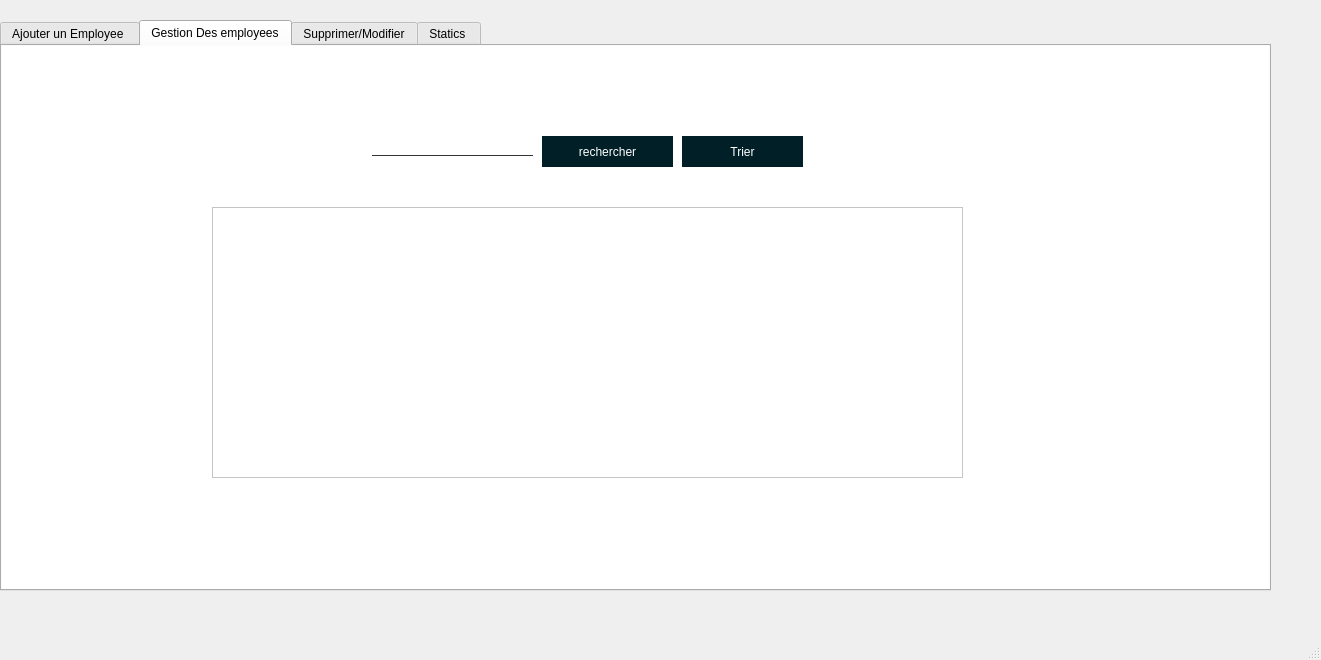
First picture: the form in Gestion employee/mainwindow.ui, repository Jallouli-Yassine/appconstruction_company_2A1, before the edit.
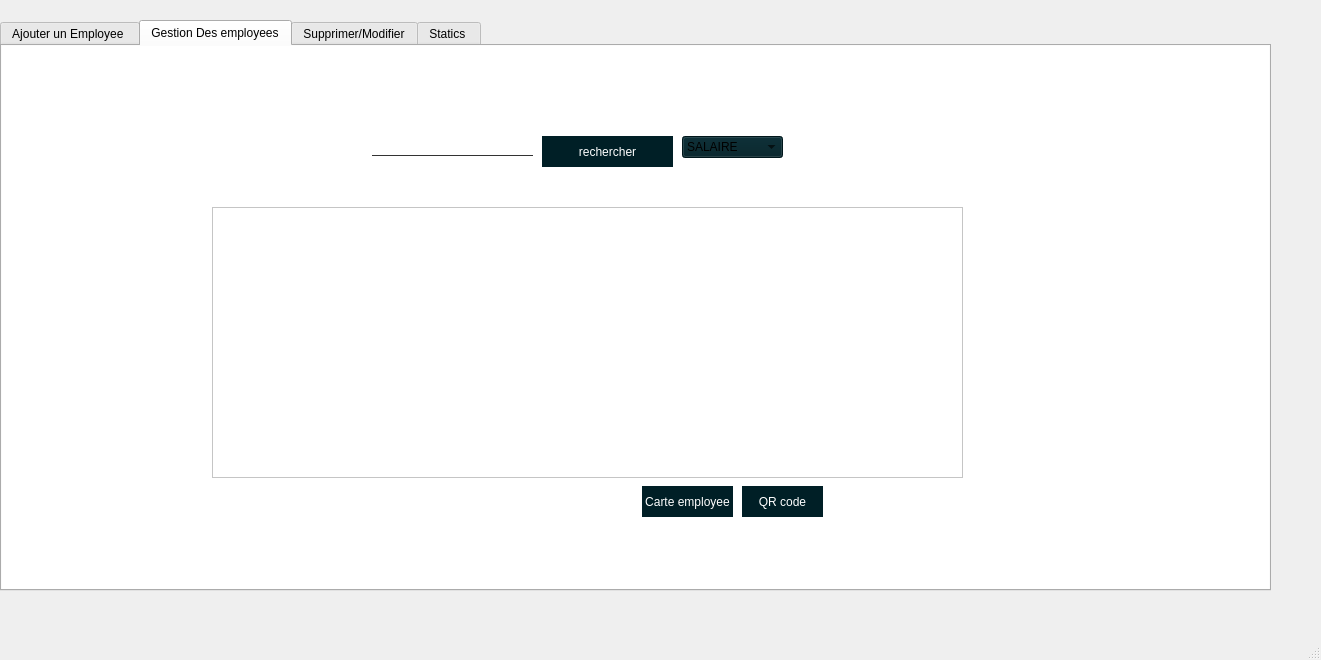
Second picture: the form after the edit. The open tabs and pages were chosen to show the change. Icons and pictures are not drawn.

Patch:
```diff
--- a/Gestion employee/mainwindow.ui
+++ b/Gestion employee/mainwindow.ui
@@ -466,24 +466,89 @@
        <string>rechercher</string>
       </property>
      </widget>
-     <widget class="QPushButton" name="pushButton_4">
+     <widget class="QComboBox" name="tri">
       <property name="geometry">
        <rect>
         <x>680</x>
         <y>90</y>
+        <width>101</width>
+        <height>22</height>
+       </rect>
+      </property>
+      <property name="styleSheet">
+       <string notr="true">background-color:#001F26;
+</string>
+      </property>
+      <property name="currentText">
+       <string>SALAIRE</string>
+      </property>
+      <item>
+       <property name="text">
+        <string>SALAIRE</string>
+       </property>
+      </item>
+      <item>
+       <property name="text">
+        <string>NOM</string>
+       </property>
+      </item>
+      <item>
+       <property name="text">
+        <string>NBHTRAVAIL</string>
+       </property>
+      </item>
+     </widget>
+     <widget class="QPushButton" name="QR">
+      <property name="geometry">
+       <rect>
+        <x>740</x>
+        <y>440</y>
+        <width>81</width>
+        <height>31</height>
+       </rect>
+      </property>
+      <property name="cursor">
+       <cursorShape>PointingHandCursor</cursorShape>
+      </property>
+      <property name="styleSheet">
+       <string notr="true">background-color:#001F26;
+</string>
+      </property>
+      <property name="text">
+       <string>QR code</string>
+      </property>
+     </widget>
+     <widget class="QPushButton" name="pdf">
+      <property name="geometry">
+       <rect>
+        <x>640</x>
+        <y>440</y>
+        <width>91</width>
+        <height>31</height>
+       </rect>
+      </property>
+      <property name="cursor">
+       <cursorShape>PointingHandCursor</cursorShape>
+      </property>
+      <property name="styleSheet">
+       <string notr="true">background-color:#001F26;
+</string>
+      </property>
+      <property name="text">
+       <string>Carte employee</string>
+      </property>
+     </widget>
+     <widget class="QLabel" name="label_qr">
+      <property name="geometry">
+       <rect>
+        <x>1040</x>
+        <y>210</y>
         <width>121</width>
-        <height>31</height>
+        <height>111</height>
        </rect>
       </property>
-      <property name="cursor">
-       <cursorShape>PointingHandCursor</cursorShape>
-      </property>
-      <property name="styleSheet">
-       <string notr="true">background-color:#001F26;
-</string>
-      </property>
       <property name="text">
-       <string>Trier</string>
+       <string>TextLabel</string>
       </property>
      </widget>
      <zorder>tabemp</zorder>
```
Left out of the diff: 45 changed lines with no effect on the pictures.
